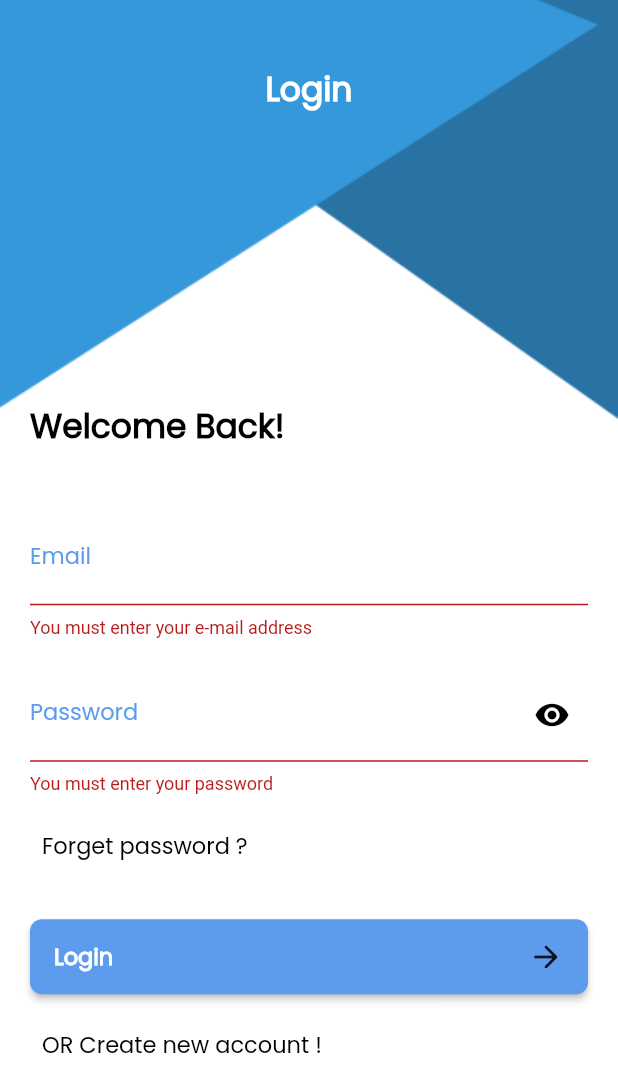
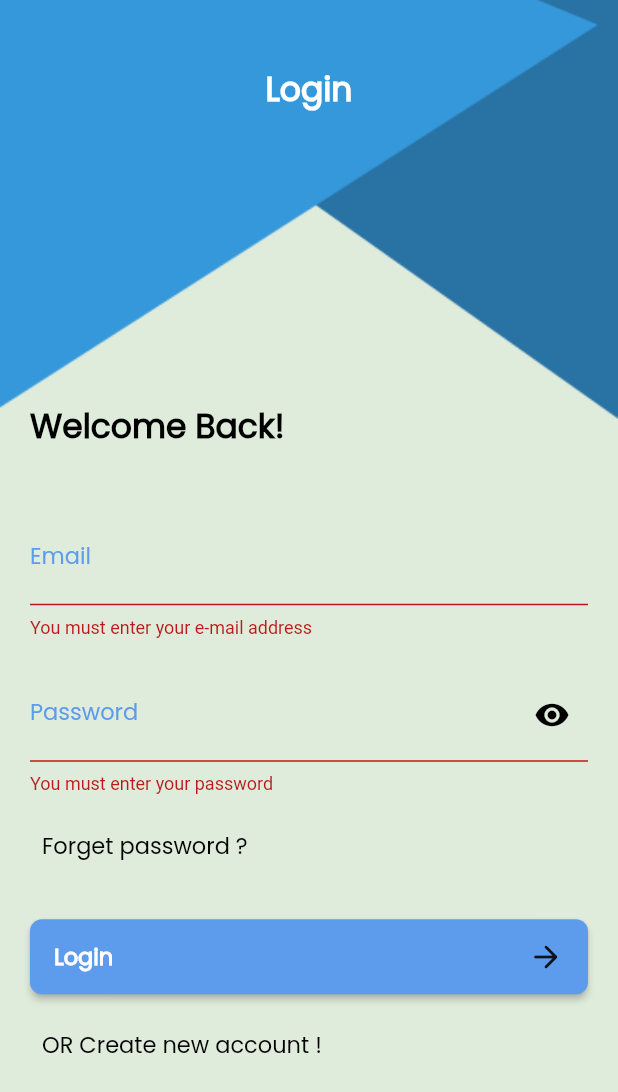
Before and after one commit to bstawy/To-Do, a Flutter app: the screen it shows after launch, after a tap on "Login", on a phone screen of 412 x 824 dp. Shown: the top 1092 px of the screen. Run offline on Flutter 3.47's test engine with Material 2 defaults, Android fonts, the phone set to English and light mode, and no system bars; our stand-ins replace calendar_timeline, cloud_firestore, firebase_auth, firebase_core, flutter_slidable, shared_preferences and 1 more; accounts and stored records are empty.

Commit message:
finish login_view.dart

```diff
--- a/lib/pages/login_view/login_view.dart
+++ b/lib/pages/login_view/login_view.dart
@@ -1,3 +1,4 @@
+import 'package:firebase_auth/firebase_auth.dart';
 import 'package:flutter/material.dart';
 import 'package:todo/core/widgets/custom_text_form_field.dart';
 import 'package:todo/pages/register_view/register_view.dart';
@@ -26,7 +27,7 @@ class _LoginViewState extends State<LoginView> {
 
     return Container(
       decoration: BoxDecoration(
-        color: theme.colorScheme.secondary,
+        color: theme.colorScheme.background,
         image: const DecorationImage(
           image: AssetImage('assets/images/login_pattern.png'),
           fit: BoxFit.cover,
@@ -167,9 +168,27 @@ class _LoginViewState extends State<LoginView> {
     );
   }
 
-  login() {
+  login() async {
     if(formKey.currentState!.validate()){
+
       // call login api
+      try {
+
+        var user = await FirebaseAuth.instance.signInWithEmailAndPassword(
+          email: emailController.text,
+          password: passwordController.text,
+        );
+
+      } on FirebaseAuthException catch (e) {
+
+        if (e.code == 'user-not-found') {
+          print('No user found for that email.');
+        } else if (e.code == 'wrong-password') {
+          print('Wrong password provided for that user.');
+        } else if(e.code == 'invalid-login-credentials') {
+          print("User doesn't exit");
+        }
+      }
     }
   }
 }
```
